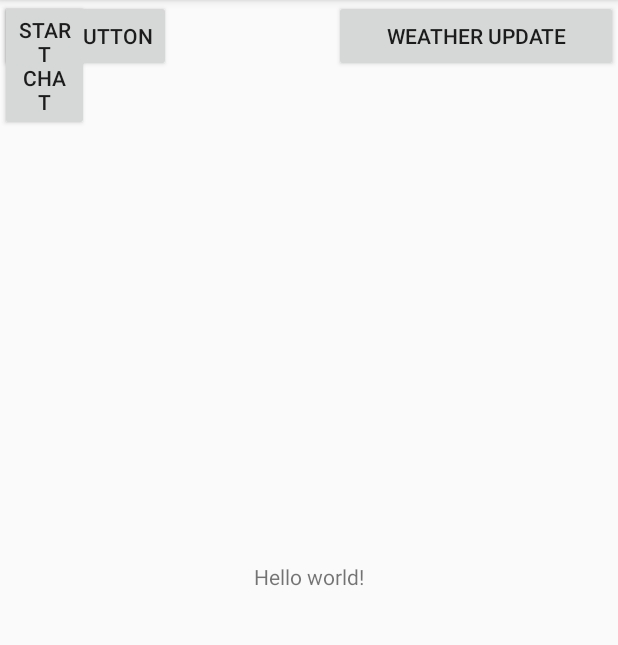
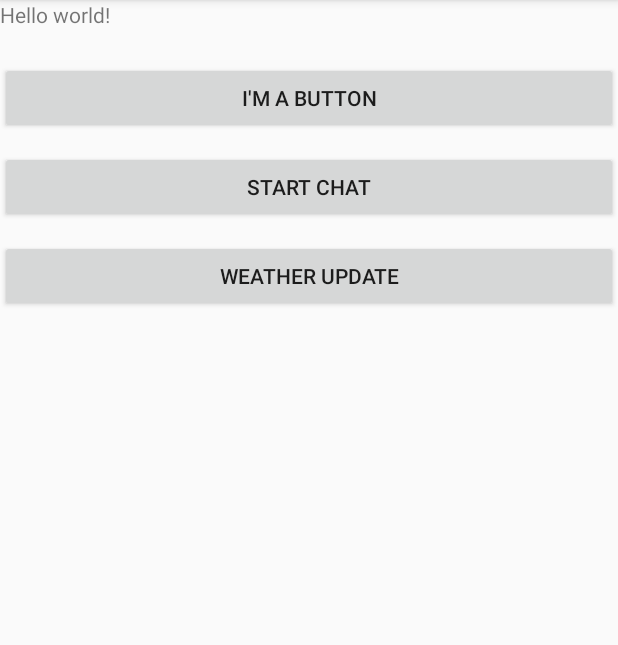
Before and after one commit to trannle/AndroidLabs, an Android app: the StartActivity screen opened directly, with no data from a screen before it, on a phone screen of 412 x 824 dp, the part 84-729 px from its top. Run offline under Robolectric (Android 15) with nearby library versions, the phone set to English and light mode, and no system bars.

Commit message:
start of lab 7

```diff
--- a/app/src/main/java/com/example/tran/androidlabs/MessageFragment.java
+++ b/app/src/main/java/com/example/tran/androidlabs/MessageFragment.java
@@ -15,8 +15,9 @@ public class MessageFragment extends Fragment {
 
     public View onCreateView(LayoutInflater inflater, ViewGroup container,
                              Bundle savedInstanceState) {
+        View view = inflater.inflate(R.layout.activity_message_details,container, false);
 
-        return inflater.inflate(R.layout.activity_message_details,container, false);
+        return view;
     }
 
 }
--- a/app/src/main/res/layout/activity_start.xml
+++ b/app/src/main/res/layout/activity_start.xml
@@ -6,7 +6,11 @@
     android:layout_height="match_parent"
     tools:context="com.example.tran.androidlabs.StartActivity">
 
+    <RelativeLayout
+        android:layout_width="match_parent"
+        android:layout_height="match_parent">
     <TextView
+        android:id="@+id/hellotext"
         android:layout_width="wrap_content"
         android:layout_height="wrap_content"
         android:text="@string/hello_message"
@@ -17,23 +21,31 @@
 
     <Button
         android:id="@+id/button"
-        android:layout_width="wrap_content"
+        android:layout_width="match_parent"
         android:layout_height="wrap_content"
-        android:text="@string/buttontext" />
+        android:text="@string/buttontext"
+        android:layout_below="@id/hellotext"
+        android:layout_marginTop="10pt"/>
 
     <Button
         android:id="@+id/startChat"
-        android:layout_width="59dp"
+        android:layout_width="match_parent"
         android:layout_height="wrap_content"
+        android:layout_below="@id/button"
         android:layout_column="1"
         android:text="@string/startChat"
+        android:layout_marginTop="5pt"
          />
 
     <Button
         android:id="@+id/weatherButton"
-        android:layout_width="189dp"
+        android:layout_width="match_parent"
         android:layout_height="wrap_content"
         android:layout_column="1"
         android:text="@string/weather"
+        android:layout_below="@id/startChat"
+        android:layout_marginTop="5pt"
         app:layout_constraintEnd_toEndOf="parent" />
+
+    </RelativeLayout>
 </android.support.constraint.ConstraintLayout>
```
Also changed, not shown: app/src/main/res/drawable/row_even.png (added), app/src/main/res/drawable/row_odd.png (added).
